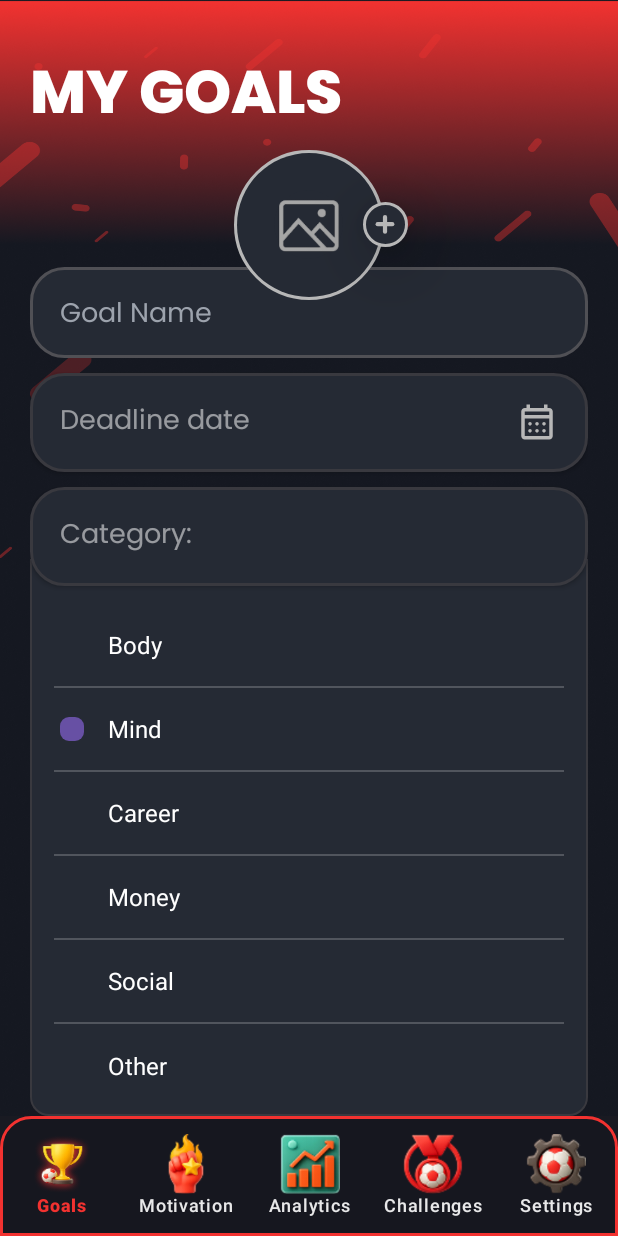
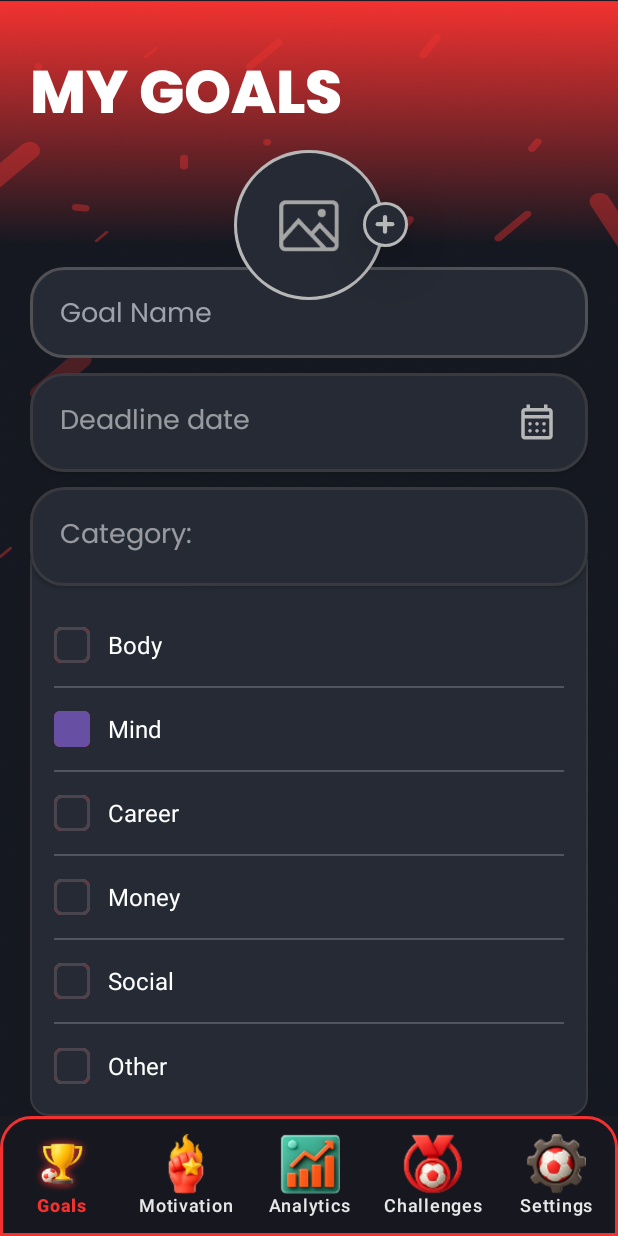
Before and after one commit to DanielMamytov/SuperGoal, an Android app: the screen it shows after launch (MainActivity), on a phone screen of 412 x 824 dp. Run offline under Robolectric (Android 15) with nearby library versions, the phone set to English and light mode, and no system bars; our stand-ins replace Dagger/Hilt's generated code.

Commit message:
Customize category selector checkbox colors

```diff
--- a/app/src/main/java/be/buithg/supergoal/presentation/ui/CategoryAdapter.kt
+++ b/app/src/main/java/be/buithg/supergoal/presentation/ui/CategoryAdapter.kt
@@ -1,8 +1,8 @@
 import android.view.LayoutInflater
 import android.view.View
 import android.view.ViewGroup
-import android.widget.CheckBox
 import android.widget.TextView
+import androidx.appcompat.widget.AppCompatCheckBox
 import androidx.recyclerview.widget.RecyclerView
 import be.buithg.supergoal.R
 
@@ -13,7 +13,7 @@ class CategoryAdapter(
 ) : RecyclerView.Adapter<CategoryAdapter.VH>() {
 
     inner class VH(v: View) : RecyclerView.ViewHolder(v) {
-        val cb: CheckBox = v.findViewById(R.id.cb)
+        val cb: AppCompatCheckBox = v.findViewById(R.id.cb)
         val tv: TextView = v.findViewById(R.id.tv)
         val divider: View = v.findViewById(R.id.divider)
     }
--- a/app/src/main/res/layout/item_category_single.xml
+++ b/app/src/main/res/layout/item_category_single.xml
@@ -1,5 +1,6 @@
 <!-- res/layout/item_category_single.xml -->
 <LinearLayout xmlns:android="http://schemas.android.com/apk/res/android"
+    xmlns:app="http://schemas.android.com/apk/res-auto"
     android:layout_width="match_parent"
     android:layout_height="56dp"
     android:orientation="vertical">
@@ -10,14 +11,17 @@
         android:layout_weight="1"
         android:gravity="center_vertical">
 
-        <CheckBox
+        <androidx.appcompat.widget.AppCompatCheckBox
             android:id="@+id/cb"
             android:layout_width="24dp"
             android:layout_height="24dp"
-            android:button="@drawable/selector_check_square"
+            android:layout_marginEnd="12dp"
+            android:button="@null"
             android:focusable="false"
             android:clickable="false"
-            android:layout_marginEnd="12dp"/>
+            android:background="@drawable/checkbox_square"
+            app:buttonCompat="@drawable/checkbox_square"
+            app:useMaterialThemeColors="false" />
 
 
         <TextView
```
